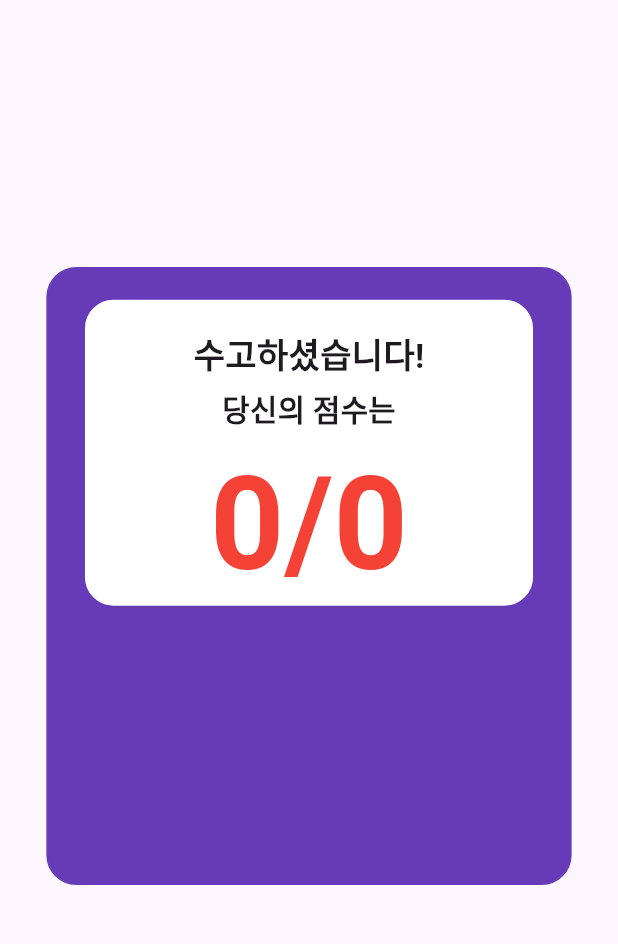
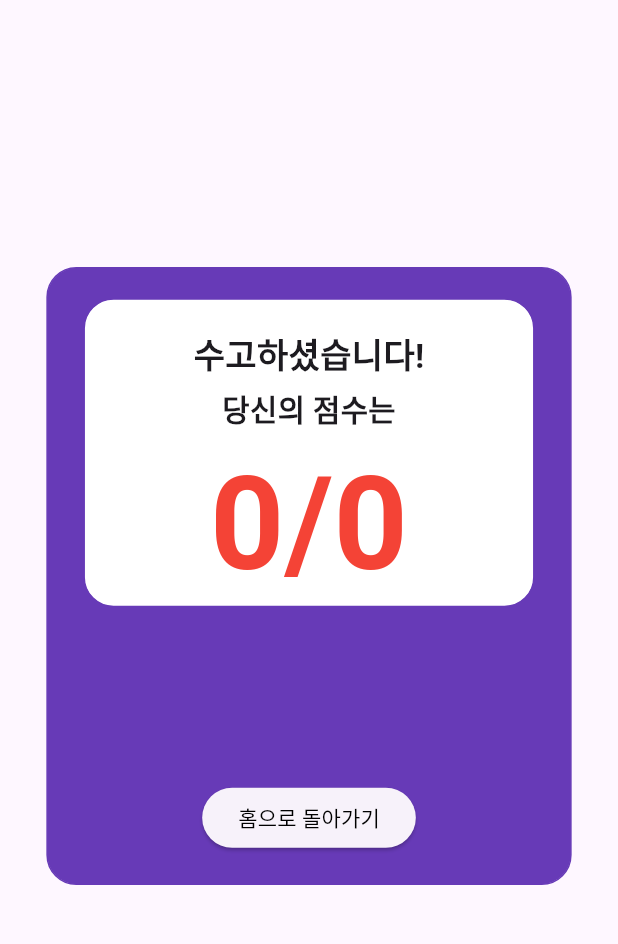
Before and after one commit to yellyB/flutter_practice, a Flutter app: the ResultScreen screen opened directly with empty values, on a phone screen of 412 x 824 dp, the part 84-1028 px from its top. Run offline on Flutter 3.47's test engine with Material 3 defaults, Android fonts, the phone set to English and light mode, and no system bars; our stand-ins replace auto_size_text, carousel_slider.

Commit message:
결과 화면: 홈 버튼

```diff
--- a/lib/screen/screen_result.dart
+++ b/lib/screen/screen_result.dart
@@ -81,10 +81,33 @@ class ResultScreen extends StatelessWidget {
                           )),
                       Padding(
                         padding: EdgeInsets.all(width * 0.012),
-                      )
+                      ),
                     ],
                   ),
                 ),
+                Expanded(
+                  child: Container(),
+                ),
+                Container(
+                  padding: EdgeInsets.only(bottom: width * 0.048),
+                  child: ButtonTheme(
+                    minWidth: width * 0.73,
+                    height: height * 0.05,
+                    shape: RoundedRectangleBorder(
+                      borderRadius: BorderRadius.circular(10),
+                    ),
+                    child: ElevatedButton(
+                      onPressed: () {},
+                      style: ElevatedButton.styleFrom(
+                        foregroundColor: Colors.white,
+                      ),
+                      child: const Text(
+                        '홈으로 돌아가기',
+                        style: TextStyle(color: Colors.black),
+                      ),
+                    ),
+                  ),
+                )
               ],
             ),
           ),
```
